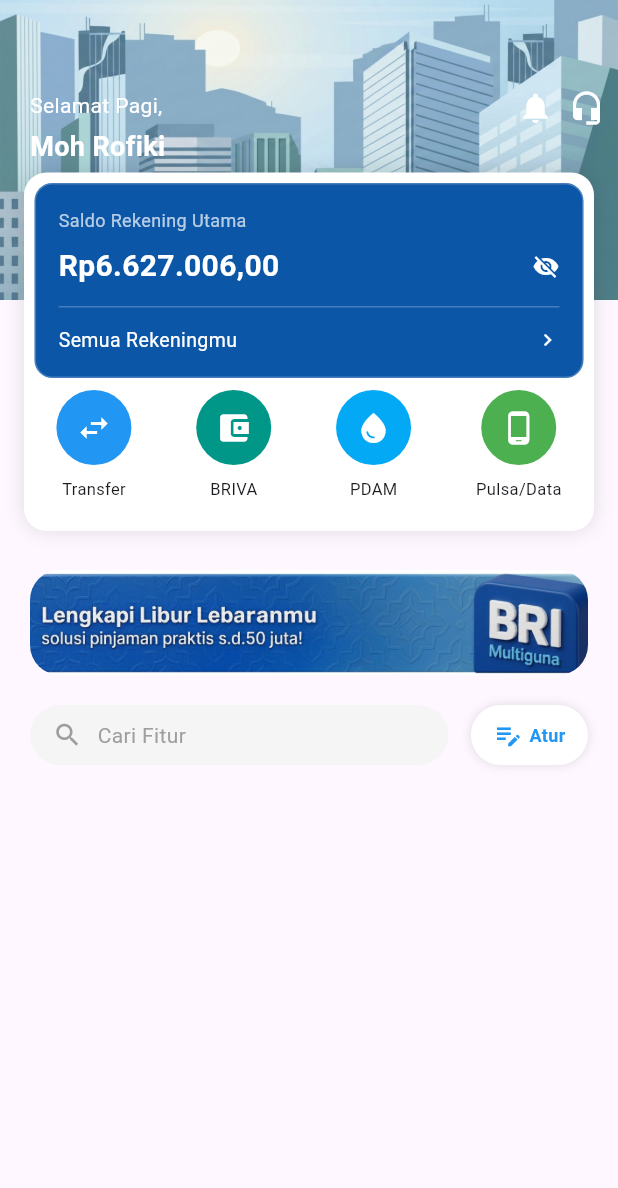
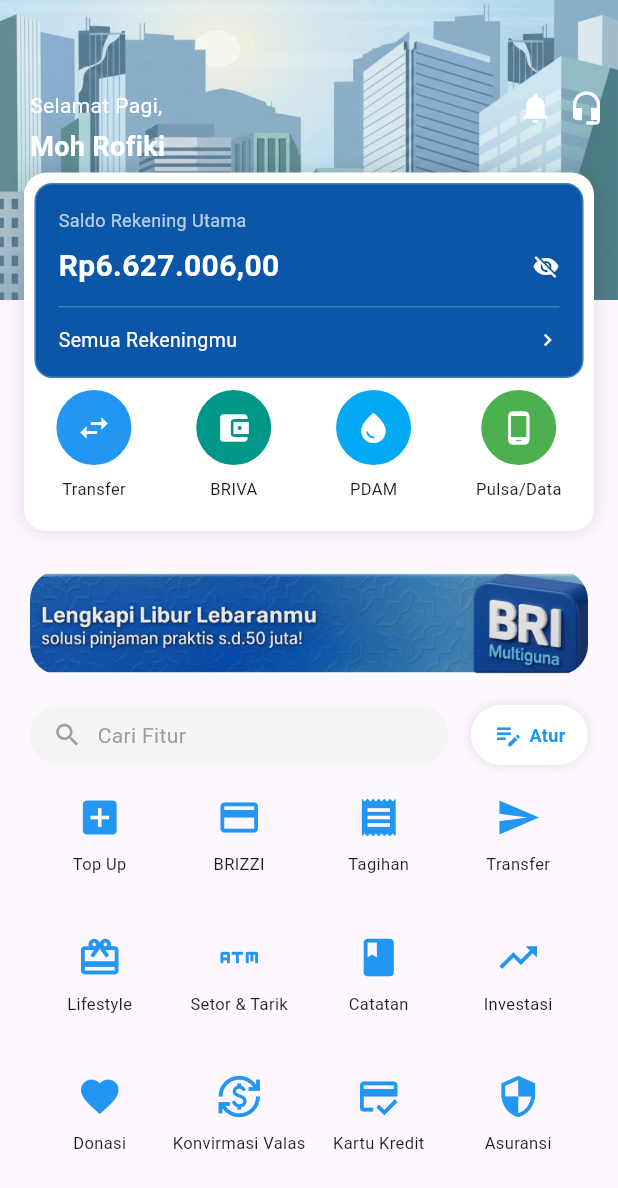
Before and after one commit to fikimlro95-ops/uts-mp-moh-rofiki, a Flutter app: the screen it shows after launch, on a phone screen of 412 x 824 dp. Shown: the top 1188 px of the screen. Run offline on Flutter 3.47's test engine with Material 3 defaults, Android fonts, the phone set to English and light mode, and no system bars.

Commit message:
menambahkan menu bawah

```diff
--- a/lib/main.dart
+++ b/lib/main.dart
@@ -10,8 +10,9 @@
     return MaterialApp(
       debugShowCheckedModeBanner: false,
       home: Scaffold(
-        body: Column(
+        body: SingleChildScrollView(
           //child: Text("Home"),
+          child: Column(
           children: [
 
               SizedBox(
@@ -233,9 +234,34 @@
                   ],
                 ),
               ),
-          ],
+  const SizedBox(height: 20),
 
+//MENU BAWAH
+    Padding(
+      padding: EdgeInsets.symmetric(horizontal: 20),
+        child: GridView.count(
+        shrinkWrap: true,
+        physics: NeverScrollableScrollPhysics(),
+        crossAxisCount: 4,
+        children: [
+          menubawah(Icons.add_box, "Top Up"),
+          menubawah(Icons.credit_card, "BRIZZI"),
+          menubawah(Icons.receipt, "Tagihan"),
+          menubawah(Icons.send, "Transfer"),
+          menubawah(Icons.card_giftcard, "Lifestyle"),
+          menubawah(Icons.atm, "Setor & Tarik"),
+          menubawah(Icons.book, "Catatan"),
+          menubawah(Icons.trending_up, "Investasi"),
+          menubawah(Icons.favorite, "Donasi"),
+          menubawah(Icons.currency_exchange, "Konvirmasi Valas"),
+          menubawah(Icons.credit_score, "Kartu Kredit"),
+          menubawah(Icons.security, "Asuransi"),
+              ],
+            ),
+          ),
+        ],
 
+          ),
         ),
       ),
     );
@@ -257,3 +283,16 @@
       ],
     );
   }
+
+    Widget menubawah(IconData icon, String label) {
+    return SizedBox(
+      width: 70,
+      child: Column(
+        children: [
+          Icon(icon, color: Colors.blue, size: 30),
+          const SizedBox(height: 8),
+          Text(label, textAlign: TextAlign.center, style: const TextStyle(fontSize: 11)),
+        ],
+      ),
+    );
+  }
```
